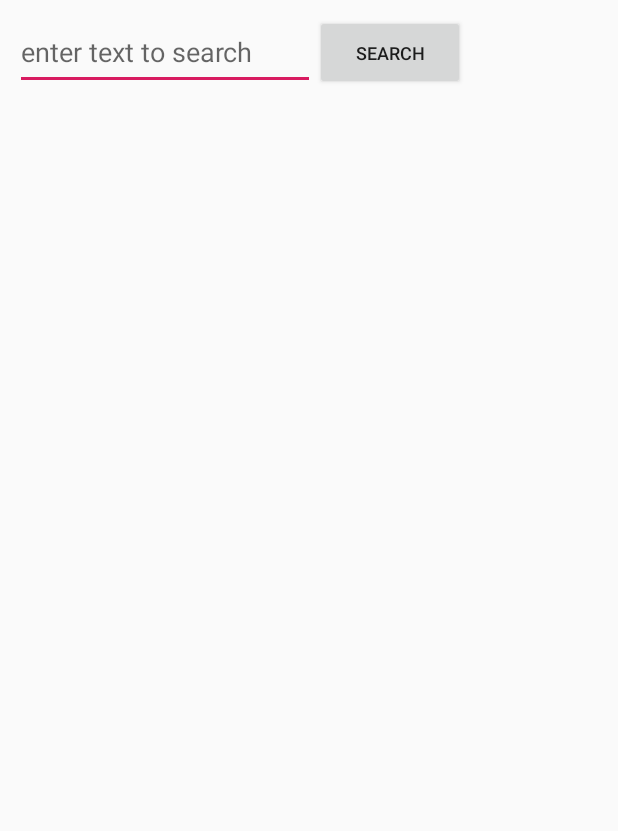
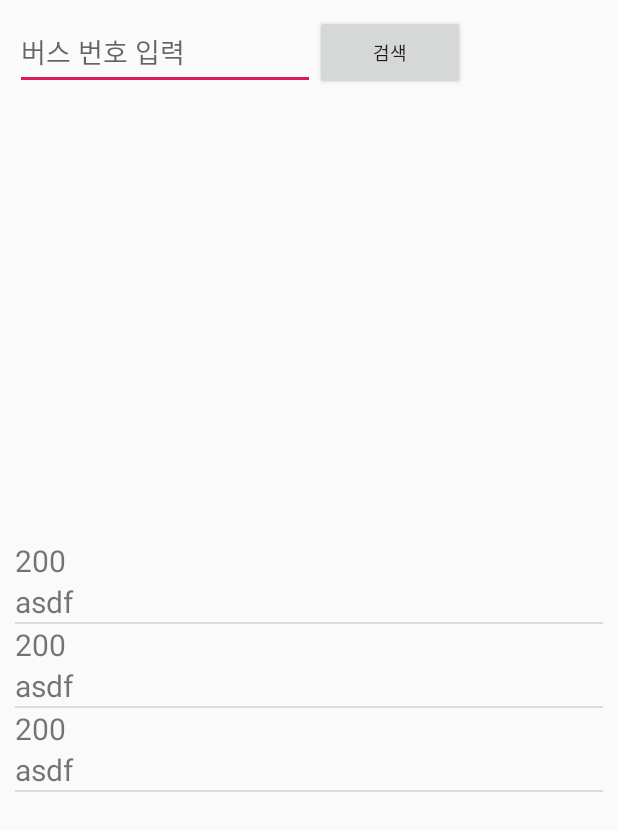
Before and after one commit to gangys0411/Driverhere, an Android app: the screen it shows after launch (BusRouteSearch), after a tap on "버스 검색", on a phone screen of 412 x 824 dp. Shown: the top 831 px of the screen. Run offline under Robolectric (Android 15) with nearby library versions, the phone set to English and light mode, and no system bars.

Commit message:
리스트뷰 테스트
리스트뷰 테스트

```diff
--- a/src/main/java/com/ninefives/driverhere/BusRouteSearch.java
+++ b/src/main/java/com/ninefives/driverhere/BusRouteSearch.java
@@ -3,16 +3,19 @@ package com.ninefives.driverhere;
 import android.app.Activity;
 import android.os.Bundle;
 import android.view.View;
+import android.widget.ArrayAdapter;
 import android.widget.EditText;
+import android.widget.ListView;
 import android.widget.TextView;
 import org.xmlpull.v1.XmlPullParser;
 import org.xmlpull.v1.XmlPullParserFactory;
 import java.io.InputStream;
 import java.io.InputStreamReader;
 import java.net.URL;
+import java.util.ArrayList;
 
 public class BusRouteSearch extends Activity {
-
+    private ArrayAdapter<String> adapter;
     EditText edit;
     TextView text;
 
@@ -23,6 +26,9 @@ public class BusRouteSearch extends Activity {
 
     String data;
 
+    String busno; // 리스트 뷰 사용을 위한 변수
+    String routeid;
+
     @Override
     protected void onCreate(Bundle savedInstanceState) {
         super.onCreate(savedInstanceState);
@@ -30,6 +36,19 @@ public class BusRouteSearch extends Activity {
 
         edit= (EditText)findViewById(R.id.edit);
         text= (TextView)findViewById(R.id.result);
+
+        ListView listview;
+        ListViewAdapter adapter;
+
+        adapter = new ListViewAdapter(); // 어뎁터 생성
+
+        listview=(ListView) findViewById(R.id.listview); // 리스트 뷰 참조
+        listview.setAdapter(adapter); // 어뎁터 연결
+
+
+        adapter.addItem("200", "asdf");
+        adapter.addItem("200", "asdf");
+        adapter.addItem("200", "asdf");
     }
 
     //Button을 클릭시
@@ -107,12 +126,14 @@ public class BusRouteSearch extends Activity {
                         else if(tag.equals("routeid")){
                             buffer.append("노선 ID :");
                             xpp.next();
+                            routeid=xpp.getText();
                             buffer.append(xpp.getText());//routeid 요소의 TEXT 읽어와서 문자열버퍼에 추가
                             buffer.append("\n");//줄바꿈 문자 추가
                         }
                         else if(tag.equals("routeno")){
                             buffer.append("노선 번호 :");
                             xpp.next();
+                            busno=xpp.getText();
                             buffer.append(xpp.getText());//routeno 요소의 TEXT 읽어와서 문자열버퍼에 추가
                             buffer.append("\n");//줄바꿈 문자 추가
                         }
--- /dev/null
+++ b/src/main/java/com/ninefives/driverhere/ListViewAdapter.java
@@ -0,0 +1,63 @@
+package com.ninefives.driverhere;
+
+import android.content.Context;
+import android.view.LayoutInflater;
+import android.view.View;
+import android.view.ViewGroup;
+import android.widget.BaseAdapter;
+import android.widget.TextView;
+
+import java.util.ArrayList;
+
+public class ListViewAdapter extends BaseAdapter {
+    private ArrayList<ListViewItem> listViewItemList = new ArrayList<ListViewItem>(); // 추가된 데이터 저장을 위한 배열
+
+    public ListViewAdapter(){ // 생성자
+
+    }
+
+    @Override
+    public int getCount(){ // 사용되는 데이터의 개수 반환
+        return listViewItemList.size();
+    }
+
+    @Override
+    public View getView(int position, View convertView, ViewGroup parent) { // position에 위치한 데이터를 화면에 출력하기 위한 뷰를 반환
+        final int pos = position;
+        final Context context = parent.getContext();
+
+        if (convertView == null) {
+            LayoutInflater inflater = (LayoutInflater) context.getSystemService(Context.LAYOUT_INFLATER_SERVICE);
+            convertView = inflater.inflate(R.layout.listview_item, parent, false);
+        }
+
+        TextView BusNoTextView = (TextView) convertView.findViewById(R.id.routeno);
+        TextView BusIdTextView = (TextView) convertView.findViewById(R.id.routeid);
+
+        ListViewItem listViewItem = listViewItemList.get(position);
+
+        BusNoTextView.setText(listViewItem.getBusNo());
+        BusIdTextView.setText(listViewItem.getBusId());
+
+        return convertView;
+    }
+
+    @Override
+    public long getItemId(int position){
+        return position;
+    }
+
+    @Override
+    public Object getItem(int position){
+        return listViewItemList.get(position);
+    }
+
+    public void addItem(String routeno, String routeid){
+        ListViewItem item=new ListViewItem();
+
+        item.setBusNo(routeno);
+        item.setBusId(routeid);
+
+        listViewItemList.add(item);
+    }
+}
--- /dev/null
+++ b/src/main/java/com/ninefives/driverhere/ListViewItem.java
@@ -0,0 +1,20 @@
+package com.ninefives.driverhere;
+
+public class ListViewItem {
+    private String BusNo;
+    private String BusId;
+
+    public void setBusNo(String routeno) {
+        BusNo=routeno;
+    }
+    public void setBusId(String routeid){
+        BusId=routeid;
+    }
+
+    public String getBusNo(){
+        return this.BusNo;
+    }
+    public String getBusId(){
+        return this.BusId;
+    }
+}
--- a/src/main/java/com/ninefives/driverhere/MainActivity.java
+++ b/src/main/java/com/ninefives/driverhere/MainActivity.java
@@ -14,7 +14,7 @@ public class MainActivity extends Activity {
         setContentView(R.layout.activity_main);
     }
 
-    public void BusSearchClick(View view){
+    public void BusSearchClick(View view){ // 버스 검색 버튼 클릭 이벤트
         Intent intent = new Intent(this, BusRouteSearch.class);
         startActivity(intent);
         finish();
--- a/src/main/res/layout/activity_busroutesearch.xml
+++ b/src/main/res/layout/activity_busroutesearch.xml
@@ -17,13 +17,13 @@
             android:id="@+id/edit"
             android:layout_width="200dp"
             android:layout_height="match_parent"
-            android:hint="enter text to search"/>
+            android:hint="버스 번호 입력"/>
 
         <Button
             android:id="@+id/button"
             android:layout_width="100dp"
             android:layout_height="match_parent"
-            android:text="search"
+            android:text="검색"
             android:textSize="12sp"
             android:onClick="BusSearch"/>
 
@@ -31,7 +31,7 @@
 
     <ScrollView
         android:layout_width="match_parent"
-        android:layout_height="match_parent">
+        android:layout_height="300dp">
 
         <TextView
             android:id="@+id/result"
@@ -41,4 +41,10 @@
             android:textStyle="bold"/>
 
     </ScrollView>
+
+    <ListView
+        android:id="@+id/listview"
+        android:layout_width="match_parent"
+        android:layout_height="300dp">
+    </ListView>>
 </LinearLayout>
--- /dev/null
+++ b/src/main/res/layout/listview_item.xml
@@ -0,0 +1,18 @@
+<?xml version="1.0" encoding="utf-8"?>
+<LinearLayout xmlns:android="http://schemas.android.com/apk/res/android"
+    android:orientation="vertical" android:layout_width="match_parent"
+    android:layout_height="match_parent">
+
+    <TextView
+        android:layout_width="match_parent"
+        android:layout_height="wrap_content"
+        android:id="@+id/routeno"
+        android:textSize="20dp">
+    </TextView>
+    <TextView
+        android:layout_width="match_parent"
+        android:layout_height="wrap_content"
+        android:id="@+id/routeid"
+        android:textSize="20dp">
+    </TextView>>
+</LinearLayout>
```
